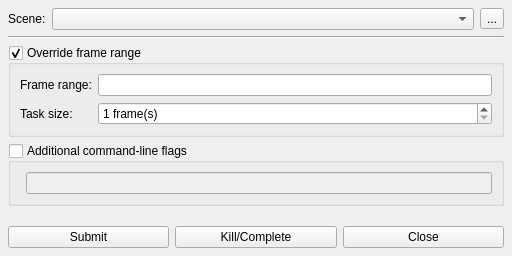
Qt form core/tools/gpsSubmit/submit_ui.ui (mjbonnington/icarus-gps) before a commit.
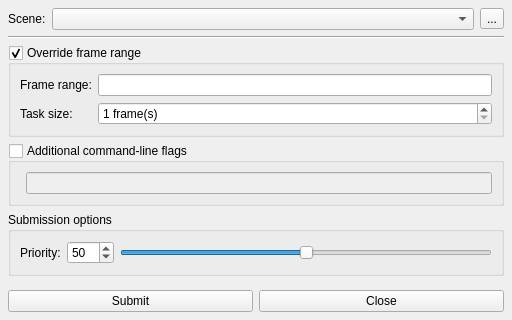
The same form after that commit.

Commit message: Built UIs for Render Queue and updated Submit dialog. Tweaked UI stylesheet.

```diff
--- a/core/tools/gpsSubmit/submit_ui.ui
+++ b/core/tools/gpsSubmit/submit_ui.ui
@@ -7,7 +7,7 @@
     <x>0</x>
     <y>0</y>
     <width>512</width>
-    <height>256</height>
+    <height>320</height>
    </rect>
   </property>
   <property name="windowTitle">
@@ -162,6 +162,61 @@
      </layout>
     </widget>
    </item>
+   <item>
+    <widget class="QGroupBox" name="groupBox">
+     <property name="title">
+      <string>Submission options</string>
+     </property>
+     <layout class="QFormLayout" name="formLayout_3">
+      <item row="0" column="0">
+       <widget class="QLabel" name="priority_label">
+        <property name="text">
+         <string>Priority:</string>
+        </property>
+       </widget>
+      </item>
+      <item row="0" column="1">
+       <layout class="QHBoxLayout" name="priority_horizontalLayout">
+        <item>
+         <widget class="QSpinBox" name="priority_spinBox">
+          <property name="minimum">
+           <number>0</number>
+          </property>
+          <property name="maximum">
+           <number>100</number>
+          </property>
+          <property name="value">
+           <number>50</number>
+          </property>
+         </widget>
+        </item>
+        <item>
+         <widget class="QSlider" name="priority_slider">
+          <property name="minimum">
+           <number>0</number>
+          </property>
+          <property name="maximum">
+           <number>100</number>
+          </property>
+          <property name="value">
+           <number>50</number>
+          </property>
+          <property name="orientation">
+           <enum>Qt::Horizontal</enum>
+          </property>
+          <property name="tickPosition">
+           <enum>QSlider::NoTicks</enum>
+          </property>
+          <property name="tickInterval">
+           <number>10</number>
+          </property>
+         </widget>
+        </item>
+       </layout>
+      </item>
+     </layout>
+    </widget>
+   </item>
    <item>
     <spacer name="verticalSpacer">
      <property name="orientation">
@@ -170,7 +225,7 @@
      <property name="sizeHint" stdset="0">
       <size>
        <width>20</width>
-       <height>12</height>
+       <height>40</height>
       </size>
      </property>
     </spacer>
@@ -187,16 +242,6 @@
        </property>
       </widget>
      </item>
-     <item>
-      <widget class="QPushButton" name="killComplete_pushButton">
-       <property name="text">
-        <string>Kill/Complete</string>
-       </property>
-       <property name="autoDefault">
-        <bool>false</bool>
-       </property>
-      </widget>
-     </item>
      <item>
       <widget class="QPushButton" name="close_pushButton">
        <property name="text">
```
Left out of the diff: 65 changed lines with no effect on the pictures. The commit also changes 11 other files.
